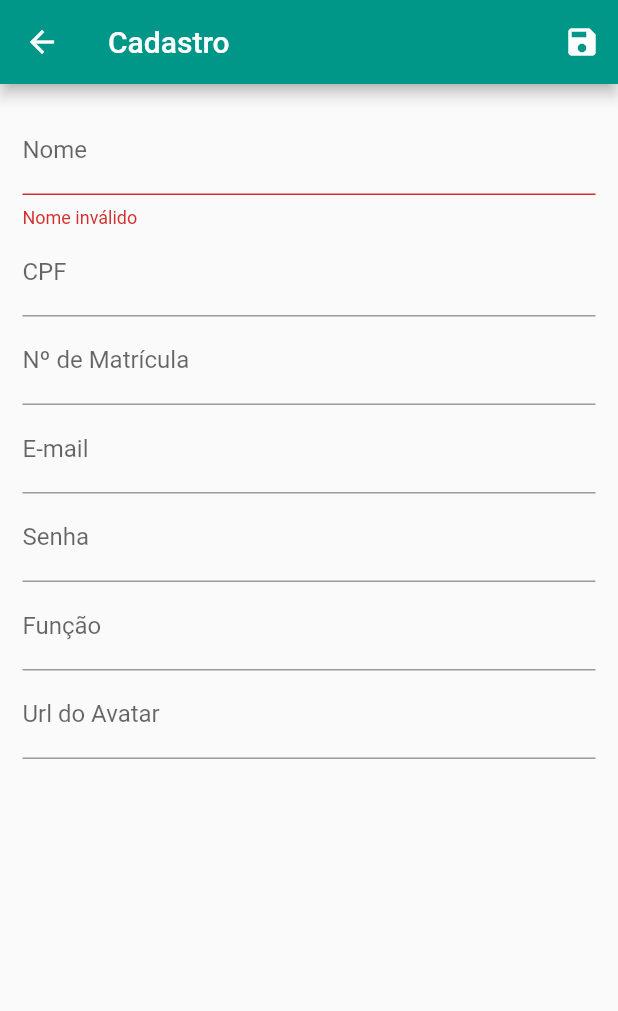
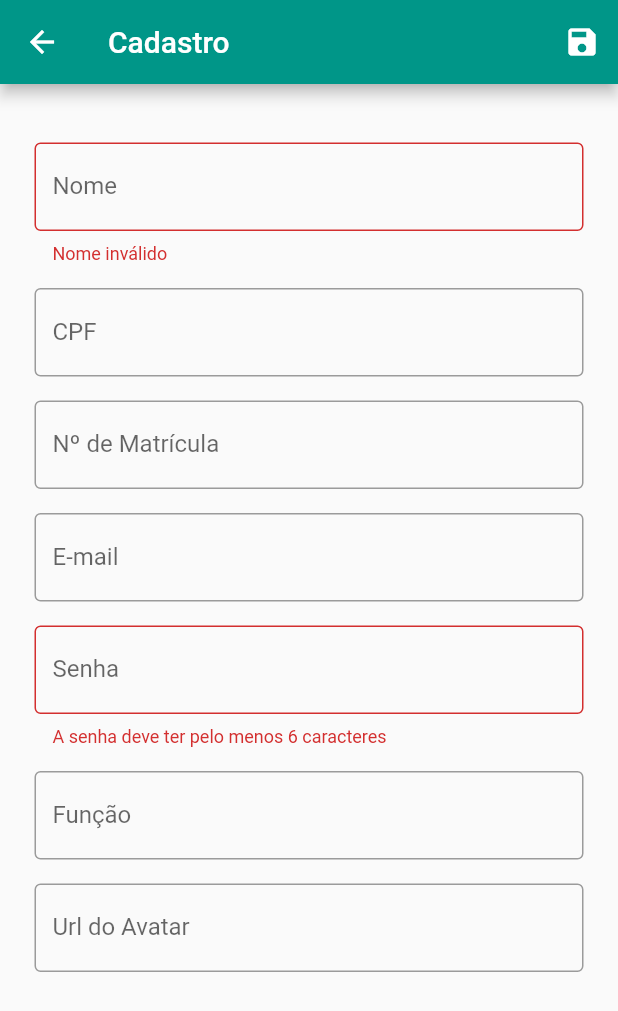
Before and after one commit to Gustavowilker/App_gerenciamento, a Flutter app: the cadastre screen opened by its route, after a tap on the "save" icon, on a phone screen of 412 x 824 dp. Shown: the top 1011 px of the screen. Run offline on Flutter 3.47's test engine with Material 2 defaults, Android fonts, the phone set to English and light mode, and no system bars; our stand-ins replace shared_preferences, syncfusion_flutter_charts; accounts and stored records are empty.

Commit message:
conectado com autenticação do firebase

```diff
--- a/App_gerenciamento/lib/Pages/PagesGerente/performance.dart
+++ b/App_gerenciamento/lib/Pages/PagesGerente/performance.dart
@@ -6,6 +6,8 @@ import 'package:flutter_application_1/Pages/PagesGerente/page_usuarios.dart';
 import 'package:flutter_application_1/Pages/PagesGerente/tarefas_gerente.dart';
 import 'package:flutter_application_1/Pages/PagesUser/Tarefas_page.dart';
 import 'package:flutter_application_1/Pages/loginPage/loginPage.dart';
+import 'package:flutter_application_1/values/preferences_key.dart';
+import 'package:shared_preferences/shared_preferences.dart';
 import 'package:syncfusion_flutter_charts/charts.dart';
 
 class performancePage extends StatefulWidget {
@@ -16,6 +18,7 @@ class performancePage extends StatefulWidget {
 }
 
 class _performancePageState extends State<performancePage> {
+
   @override
   Widget build(BuildContext context) {
     return Scaffold(
--- a/App_gerenciamento/lib/Pages/loginPage/cadastre.dart
+++ b/App_gerenciamento/lib/Pages/loginPage/cadastre.dart
@@ -3,8 +3,11 @@ import 'dart:convert';
 import 'package:flutter/material.dart';
 import 'package:flutter_application_1/models/user.dart';
 import 'package:flutter_application_1/provider/users.dart';
+import 'package:flutter_application_1/sing_up/sign_up_service.dart';
+import 'package:flutter_application_1/values/preferences_key.dart';
 import 'package:provider/provider.dart';
 import 'package:http/http.dart' as http;
+import 'package:shared_preferences/shared_preferences.dart';
 
 class cadastre extends StatefulWidget {
   @override
@@ -12,11 +15,19 @@ class cadastre extends StatefulWidget {
 }
 
 class _cadastreState extends State<cadastre> {
+  TextEditingController _nameInputController = TextEditingController();
+  TextEditingController _emailInputController = TextEditingController();
+  TextEditingController _cpfInputController = TextEditingController();
+  TextEditingController _idInputController = TextEditingController();
+  TextEditingController _funcaoInputController = TextEditingController();
+  TextEditingController _passwordInputController = TextEditingController();
+  TextEditingController _avatarInputController = TextEditingController();
+  TextEditingController _confirmInputController = TextEditingController();
+
   final _form = GlobalKey<FormState>();
   final Map<String, String> _formData = {};
   Uri url = Uri.https(
       'app-gerenciamento-32e98-default-rtdb.firebaseio.com', '/words.json');
-  TextEditingController _controller = TextEditingController();
 
   void _loadFormData(User user) {
     _formData['matricula'] = user.id.toString();
@@ -42,20 +53,19 @@ class _cadastreState extends State<cadastre> {
           actions: <Widget>[
             IconButton(
                 onPressed: () {
-                  addStringToBack();
+                  _doSignUp();
                   final isValid = _form.currentState?.validate();
                   if (isValid == true) {
                     _form.currentState?.save();
                     Provider.of<Users>(context, listen: false).put(
                       User(
-                        id: _formData['matricula'].toString(),
-                        name: _formData['name'].toString(),
-                        email: _formData['email'].toString(),
-                        cpf: _formData['cpf'].toString(),
-                        funcao: _formData['funcao'].toString(),
-                        password: _formData['password'].toString(),
-                        avatarUrl: _formData['avatarUrl'].toString()
-                      ),
+                          id: _formData['matricula'],
+                          name: _formData['name'],
+                          email: _formData['email'],
+                          cpf: _formData['cpf'],
+                          funcao: _formData['funcao'],
+                          password: _formData['password'],
+                          avatarUrl: _formData['avatarUrl']),
                     );
 
                     Navigator.of(context).pop();
@@ -64,15 +74,22 @@ class _cadastreState extends State<cadastre> {
                 icon: Icon(Icons.save))
           ],
         ),
-        body: Padding(
+        body: SingleChildScrollView(
+          child: Column(
+            children: [
+              Padding(
                 padding: EdgeInsets.all(15),
                 child: Form(
                   key: _form,
                   child: Column(
                     children: <Widget>[
-                TextFormField(
-                  initialValue: _formData['name'],
-                  decoration: InputDecoration(labelText: 'Nome'),
+                      Padding(padding: EdgeInsets.all(8)),
+                      Padding(
+                        padding: const EdgeInsets.all(8.0),
+                        child: TextFormField(
+                          controller: _nameInputController,
+                          decoration: const InputDecoration(
+                              labelText: 'Nome', border: OutlineInputBorder()),
                           validator: (value) {
                             if (value == null || value.trim().isEmpty) {
                               return 'Nome inválido';
@@ -81,61 +98,118 @@ class _cadastreState extends State<cadastre> {
                             }
                             return null;
                           },
-                  onSaved: (value) => _formData['name'] = value.toString(),
+                          onSaved: (value) =>
+                              _formData['name'] = _nameInputController.text,
                         ),
-                TextFormField(
-                  initialValue: _formData['cpf'],
-                  decoration: InputDecoration(labelText: 'CPF'),
-                  onSaved: (value) => _formData['cpf'] = value.toString(),
                       ),
-                TextFormField(
-                  initialValue: _formData['matricula'],
-                  decoration: InputDecoration(labelText: 'Nº de Matrícula'),
-                  onSaved: (value) => _formData['matricula'] = value.toString(),
+                      Padding(
+                        padding: const EdgeInsets.all(8.0),
+                        child: TextFormField(
+                          controller: _cpfInputController,
+                          decoration: const InputDecoration(
+                              labelText: 'CPF', border: OutlineInputBorder()),
+                          onSaved: (value) =>
+                              _formData['cpf'] = _cpfInputController.text,
                         ),
-                TextFormField(
-                  initialValue: _formData['email'],
-                  decoration: InputDecoration(labelText: 'E-mail'),
-                  onSaved: (value) => _formData['email'] = value.toString(),
                       ),
-                TextFormField(
-                  decoration: InputDecoration(labelText: 'Senha'),
+                      Padding(
+                        padding: const EdgeInsets.all(8.0),
+                        child: TextFormField(
+                          controller: _idInputController,
+                          decoration: const InputDecoration(
+                              labelText: 'Nº de Matrícula',
+                              border: OutlineInputBorder()),
+                          onSaved: (value) =>
+                              _formData['matricula'] = _idInputController.text,
+                        ),
+                      ),
+                      Padding(
+                        padding: const EdgeInsets.all(8.0),
+                        child: TextFormField(
+                          controller: _emailInputController,
+                          decoration: const InputDecoration(
+                              labelText: 'E-mail',
+                              border: OutlineInputBorder()),
+                          onSaved: (value) =>
+                              _formData['email'] = _emailInputController.text,
+                        ),
+                      ),
+                      Padding(
+                        padding: const EdgeInsets.all(8.0),
+                        child: TextFormField(
+                          decoration: const InputDecoration(
+                            labelText: 'Senha',
+                            border: OutlineInputBorder(),
+                          ),
+                          controller: _passwordInputController,
+                          validator: (value) {
+                            if (_passwordInputController.text.length < 6) {
+                              return 'A senha deve ter pelo menos 6 caracteres';
+                            }
+                            return null;
+                          },
                           obscureText: true,
-                  onSaved: (value) => _formData['password'] = value.toString(),
+                          onSaved: (value) => _formData['password'] =
+                              _passwordInputController.text,
                         ),
-                TextFormField(
-                  initialValue: _formData['funcao'],
-                  decoration: InputDecoration(labelText: 'Função'),
-                  onSaved: (value) => _formData['funcao'] = value.toString(),
                       ),
-                TextFormField(
-                  initialValue: _formData['avatarUrl'],
-                  decoration: InputDecoration(labelText: 'Url do Avatar'),
-                  onSaved: (value) => _formData['avatarUrl'] = value.toString(),
+                      Padding(
+                        padding: const EdgeInsets.all(8.0),
+                        child: TextFormField(
+                          controller: _funcaoInputController,
+                          decoration: const InputDecoration(
+                              labelText: 'Função',
+                              border: OutlineInputBorder()),
+                          onSaved: (value) =>
+                              _formData['funcao'] = _funcaoInputController.text,
+                        ),
+                      ),
+                      Padding(
+                        padding: const EdgeInsets.all(8.0),
+                        child: TextFormField(
+                          controller: _avatarInputController,
+                          decoration: const InputDecoration(
+                              labelText: 'Url do Avatar',
+                              border: OutlineInputBorder()),
+                          onSaved: (value) => _formData['avatarUrl'] =
+                              _avatarInputController.text,
+                        ),
                       ),
                     ],
                   ),
                 ),
+              ),
+            ],
+          ),
         ));
   }
 
-  void addStringToBack() {
-    http
-        .post(
-      url,
-      body: json.encode(
-        {'word': _controller.text},
-      ),
-    )
-        .then((value) {
-      _controller.text = '';
-    });
-    final snackBar = SnackBar(
-        content: Text('A palavra foi gravada com sucesso!'),
-        action: SnackBarAction(
-            label: 'Dispensar',
-            onPressed: () {
-              ScaffoldMessenger.of(context).hideCurrentSnackBar();
-            }));
+  void _doSignUp() {
+    final isValid = _form.currentState?.validate();
+    if (isValid == true) {
+      SigngUpService()
+        .signgUp(_emailInputController.text, _passwordInputController.text);
+    } else {
+    }
+    User newUser = User(
+      name: _nameInputController.text,
+      cpf: _cpfInputController.text,
+      id: _idInputController.text,
+      email: _emailInputController.text,
+      password: _passwordInputController.text,
+      funcao: _funcaoInputController.text,
+      avatarUrl: _avatarInputController.text,
+      keepOn: true,
+    );
+
+    _saveUser(newUser);
+  }
+
+  void _saveUser(User user) async {
+    SharedPreferences prefs = await SharedPreferences.getInstance();
+    prefs.setString(
+      PreferenceKeys.activeUser,
+      json.encode(user.toJson()),
+    );
   }
 }
--- a/App_gerenciamento/lib/models/user.dart
+++ b/App_gerenciamento/lib/models/user.dart
@@ -41,4 +41,6 @@ class User {
     data['keepOn'] = this.keepOn;
     return data;
   }
+
+
 }
--- a/App_gerenciamento/lib/routes/app_routes.dart
+++ b/App_gerenciamento/lib/routes/app_routes.dart
@@ -3,4 +3,7 @@ class AppRoutes {
   static const HOME = '/home';
   static const PERFORMANCE = '/performance';
   static const CADASTRE = '/cadastre';
+  static const urlSignUp =
+      'https://identitytoolkit.googleapis.com/v1/accounts:signUp?key=AIzaSyATyQ7qG8CbX_rgljtXnCa2lz39HxINMLA';
+  static const login = 'https://identitytoolkit.googleapis.com/v1/accounts:signInWithPassword?key=AIzaSyATyQ7qG8CbX_rgljtXnCa2lz39HxINMLA';
 }
--- /dev/null
+++ b/App_gerenciamento/lib/values/preferences_key.dart
@@ -0,0 +1,3 @@
+class PreferenceKeys {
+  static const activeUser = 'LOGIN_USER_INFOS';
+}
--- a/App_gerenciamento/pubspec.yaml
+++ b/App_gerenciamento/pubspec.yaml
@@ -37,6 +37,7 @@ dependencies:
   # Use with the CupertinoIcons class for iOS style icons.
   cupertino_icons: ^1.0.2
   syncfusion_flutter_charts: ^20.1.47+1
+  shared_preferences: ^2.0.13
 
 dev_dependencies:
   flutter_test:
```
Also changed, not shown: App_gerenciamento/lib/Pages/loginPage/loginPage.dart (+44 -13 lines), App_gerenciamento/lib/sing_up/login_service.dart (added, +17 -0 lines), App_gerenciamento/lib/sing_up/sign_up_service.dart (added, +16 -0 lines), App_gerenciamento/pubspec.lock. Lines whose indentation alone changed are shown as unchanged.
